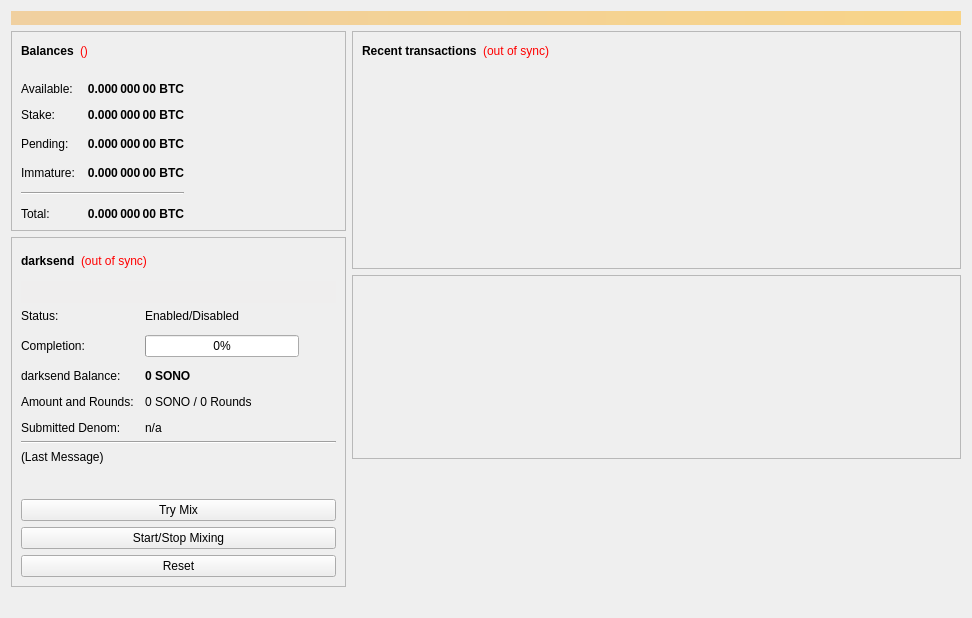
This is src/qt/forms/overviewpage.ui in altcommunitycoin/SONO as Qt 5 draws it before an edit. The edited form follows.
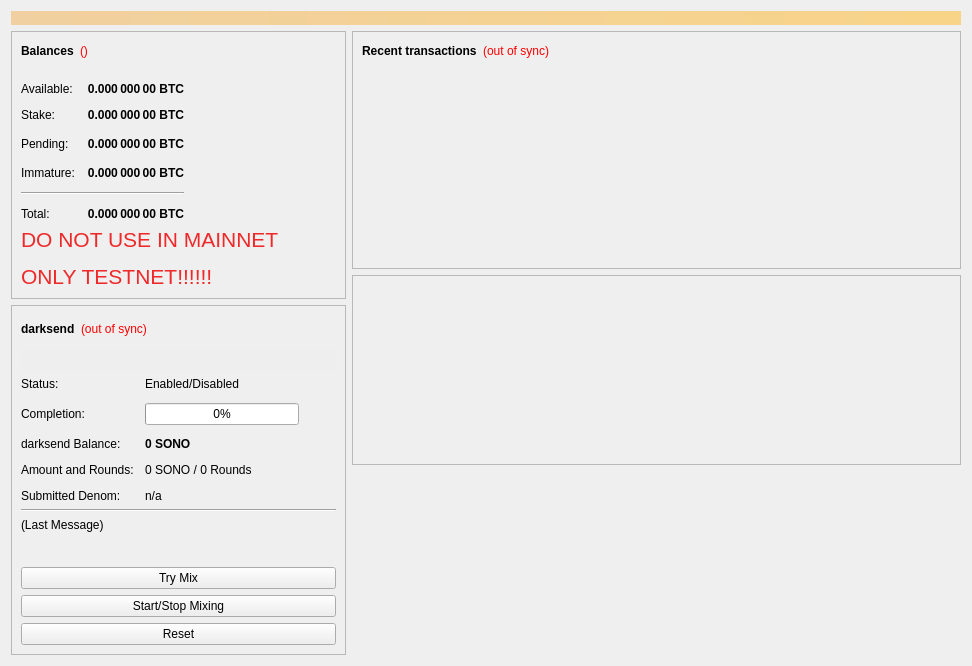
This is the edited form. Custom widgets are drawn as their Qt base class.

Commit message: Testnet enabled + MNv2 update

```diff
--- a/src/qt/forms/overviewpage.ui
+++ b/src/qt/forms/overviewpage.ui
@@ -317,6 +317,13 @@
             </item>
            </layout>
           </item>
+          <item>
+           <widget class="QLabel" name="label">
+            <property name="text">
+             <string>&lt;html&gt;&lt;head/&gt;&lt;body&gt;&lt;p&gt;&lt;span style=&quot; font-size:16pt; color:#ef2929;&quot;&gt;DO NOT USE IN MAINNET&lt;/span&gt;&lt;/p&gt;&lt;p&gt;&lt;span style=&quot; font-size:16pt; color:#ef2929;&quot;&gt;ONLY TESTNET!!!!!!&lt;/span&gt;&lt;/p&gt;&lt;/body&gt;&lt;/html&gt;</string>
+            </property>
+           </widget>
+          </item>
          </layout>
         </widget>
        </item>
```
The commit also changes 115 other files.
